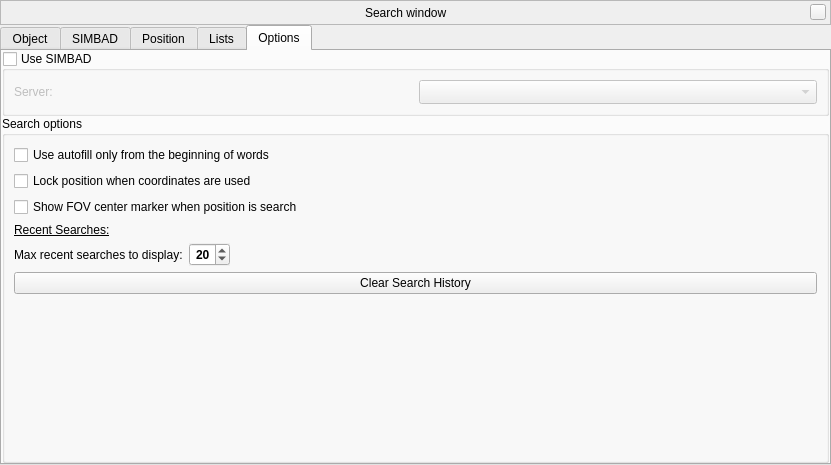
First picture: the form in src/gui/searchDialogGui.ui, repository 519984307/stellarium_src, before the edit.
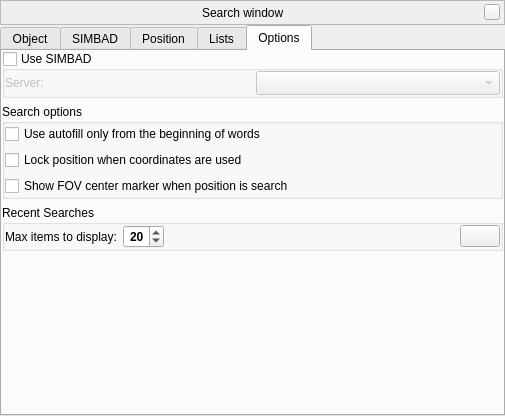
Second picture: the form after the edit. The open tabs and pages were chosen to show the change. Icons and pictures are not drawn. Custom widgets are drawn as their Qt base class.

Commit message:
Updated Search Tool
- Updated GUI
- Extract new lines for translation
- Updated Stellarium User Guide

The edit to the form file:
```diff
--- a/src/gui/searchDialogGui.ui
+++ b/src/gui/searchDialogGui.ui
@@ -6,8 +6,8 @@
    <rect>
     <x>0</x>
     <y>0</y>
-    <width>831</width>
-    <height>465</height>
+    <width>505</width>
+    <height>416</height>
    </rect>
   </property>
   <property name="sizePolicy">
@@ -1028,10 +1028,7 @@
       <attribute name="title">
        <string>Options</string>
       </attribute>
-      <layout class="QVBoxLayout" name="verticalLayout_4">
-       <property name="spacing">
-        <number>0</number>
-       </property>
+      <layout class="QGridLayout" name="gridLayout_6">
        <property name="leftMargin">
         <number>0</number>
        </property>
@@ -1044,7 +1041,65 @@
        <property name="bottomMargin">
         <number>0</number>
        </property>
-       <item>
+       <item row="1" column="0" colspan="2">
+        <widget class="QGroupBox" name="searchOptions">
+         <property name="title">
+          <string>Search options</string>
+         </property>
+         <layout class="QVBoxLayout" name="verticalLayout_8">
+          <property name="leftMargin">
+           <number>0</number>
+          </property>
+          <property name="topMargin">
+           <number>0</number>
+          </property>
+          <property name="rightMargin">
+           <number>0</number>
+          </property>
+          <property name="bottomMargin">
+           <number>0</number>
+          </property>
+          <item>
+           <widget class="QCheckBox" name="checkBoxUseStartOfWords">
+            <property name="text">
+             <string>Use autofill only from the beginning of words</string>
+            </property>
+            <property name="checked">
+             <bool>false</bool>
+            </property>
+           </widget>
+          </item>
+          <item>
+           <widget class="QCheckBox" name="checkBoxLockPosition">
+            <property name="text">
+             <string>Lock position when coordinates are used</string>
+            </property>
+           </widget>
+          </item>
+          <item>
+           <widget class="QCheckBox" name="checkBoxFOVCenterMarker">
+            <property name="text">
+             <string>Show FOV center marker when position is search</string>
+            </property>
+           </widget>
+          </item>
+         </layout>
+        </widget>
+       </item>
+       <item row="3" column="0" colspan="2">
+        <spacer name="verticalSpacer">
+         <property name="orientation">
+          <enum>Qt::Vertical</enum>
+         </property>
+         <property name="sizeHint" stdset="0">
+          <size>
+           <width>20</width>
+           <height>40</height>
+          </size>
+         </property>
+        </spacer>
+       </item>
+       <item row="0" column="0" colspan="2">
         <widget class="QGroupBox" name="simbadGroupBox">
          <property name="toolTip">
           <string>Use on-line astronomical database SIMBAD</string>
@@ -1062,6 +1117,18 @@
           <bool>false</bool>
          </property>
          <layout class="QVBoxLayout" name="verticalLayout_6">
+          <property name="leftMargin">
+           <number>0</number>
+          </property>
+          <property name="topMargin">
+           <number>0</number>
+          </property>
+          <property name="rightMargin">
+           <number>0</number>
+          </property>
+          <property name="bottomMargin">
+           <number>0</number>
+          </property>
           <item>
            <layout class="QHBoxLayout" name="horizontalLayout_2">
             <item>
@@ -1101,51 +1168,25 @@
          </layout>
         </widget>
        </item>
-       <item>
-        <widget class="QGroupBox" name="searchOptions">
+       <item row="2" column="0" colspan="2">
+        <widget class="QGroupBox" name="recentSearches">
          <property name="title">
-          <string>Search options</string>
+          <string>Recent Searches</string>
          </property>
-         <layout class="QVBoxLayout" name="verticalLayout_8">
-          <item>
-           <widget class="QCheckBox" name="checkBoxUseStartOfWords">
-            <property name="text">
-             <string>Use autofill only from the beginning of words</string>
-            </property>
-            <property name="checked">
-             <bool>false</bool>
-            </property>
-           </widget>
-          </item>
-          <item>
-           <widget class="QCheckBox" name="checkBoxLockPosition">
-            <property name="text">
-             <string>Lock position when coordinates are used</string>
-            </property>
-           </widget>
-          </item>
-          <item>
-           <widget class="QCheckBox" name="checkBoxFOVCenterMarker">
-            <property name="text">
-             <string>Show FOV center marker when position is search</string>
-            </property>
-           </widget>
-          </item>
-          <item>
-           <widget class="QLabel" name="label_2">
-            <property name="font">
-             <font>
-              <weight>50</weight>
-              <bold>false</bold>
-              <underline>true</underline>
-             </font>
-            </property>
-            <property name="text">
-             <string>Recent Searches:</string>
-            </property>
-           </widget>
-          </item>
-          <item>
+         <layout class="QGridLayout" name="gridLayout_5">
+          <property name="leftMargin">
+           <number>0</number>
+          </property>
+          <property name="topMargin">
+           <number>0</number>
+          </property>
+          <property name="rightMargin">
+           <number>0</number>
+          </property>
+          <property name="bottomMargin">
+           <number>0</number>
+          </property>
+          <item row="0" column="0">
            <layout class="QHBoxLayout" name="horizontalLayout_5">
             <item>
              <widget class="QLabel" name="recentSearchSizeLabel">
@@ -1159,7 +1200,7 @@
                <number>-1</number>
               </property>
               <property name="text">
-               <string>Max recent searches to display:</string>
+               <string>Max items to display:</string>
               </property>
              </widget>
             </item>
@@ -1216,34 +1257,20 @@
               </property>
              </spacer>
             </item>
+            <item>
+             <widget class="QPushButton" name="recentSearchClearDataPushButton">
+              <property name="toolTip">
+               <string extracomment="Deletes all recent search object data"/>
+              </property>
+              <property name="icon">
+               <iconset resource="../../data/gui/guiRes.qrc">
+                <normaloff>:/graphicGui/uibtDelete.png</normaloff>
+                <disabledoff>:/graphicGui/uibtDelete-disabled.png</disabledoff>:/graphicGui/uibtDelete.png</iconset>
+              </property>
+             </widget>
+            </item>
            </layout>
           </item>
-          <item>
-           <widget class="QPushButton" name="recentSearchClearDataPushButton">
-            <property name="toolTip">
-             <string extracomment="Deletes all recent search object data"/>
-            </property>
-            <property name="text">
-             <string>Clear Search History</string>
-            </property>
-           </widget>
-          </item>
-          <item>
-           <spacer name="verticalSpacer">
-            <property name="orientation">
-             <enum>Qt::Vertical</enum>
-            </property>
-            <property name="sizeType">
-             <enum>QSizePolicy::Expanding</enum>
-            </property>
-            <property name="sizeHint" stdset="0">
-             <size>
-              <width>20</width>
-              <height>40</height>
-             </size>
-            </property>
-           </spacer>
-          </item>
          </layout>
         </widget>
        </item>
```
Left out of the diff: 4 changed lines with no effect on the pictures. The commit also changes 2 other files.
